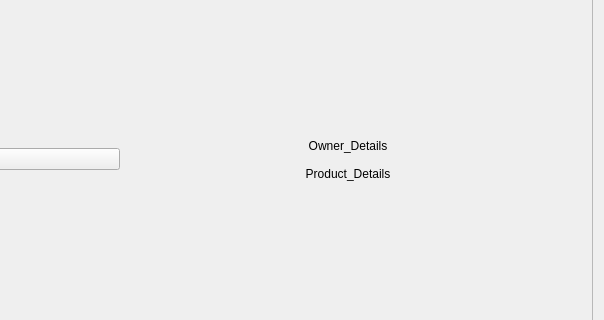
This is mainwindow.ui in Gadheyan/DigiBill as Qt 5 draws it before an edit; both pictures show x 358 to 962 and y 180 to 500 of the 962 by 684 pixel window. The edited form follows.
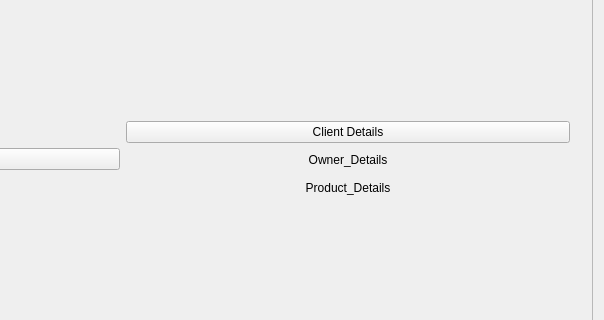
This is the edited form. Icons and pictures are not drawn.

Commit message: initialised gui for client

```diff
--- a/mainwindow.ui
+++ b/mainwindow.ui
@@ -33,17 +33,7 @@
        <item row="0" column="1">
         <widget class="QWidget" name="widget" native="true">
          <layout class="QGridLayout" name="gridLayout_3">
-          <item row="1" column="1">
-           <widget class="QPushButton" name="pushButton_2">
-            <property name="text">
-             <string>Owner_Details</string>
-            </property>
-            <property name="flat">
-             <bool>true</bool>
-            </property>
-           </widget>
-          </item>
-          <item row="0" column="0" rowspan="4">
+          <item row="0" column="0" rowspan="5">
            <widget class="QPushButton" name="pushButton">
             <property name="text">
              <string/>
@@ -60,7 +50,7 @@
             </property>
            </widget>
           </item>
-          <item row="2" column="1">
+          <item row="3" column="1">
            <widget class="QPushButton" name="pushButton_3">
             <property name="text">
              <string>Product_Details</string>
@@ -70,6 +60,23 @@
             </property>
            </widget>
           </item>
+          <item row="2" column="1">
+           <widget class="QPushButton" name="pushButton_2">
+            <property name="text">
+             <string>Owner_Details</string>
+            </property>
+            <property name="flat">
+             <bool>true</bool>
+            </property>
+           </widget>
+          </item>
+          <item row="1" column="1">
+           <widget class="QPushButton" name="pushButton_4">
+            <property name="text">
+             <string>Client Details</string>
+            </property>
+           </widget>
+          </item>
          </layout>
         </widget>
        </item>
```
The commit also changes 10 other files.
